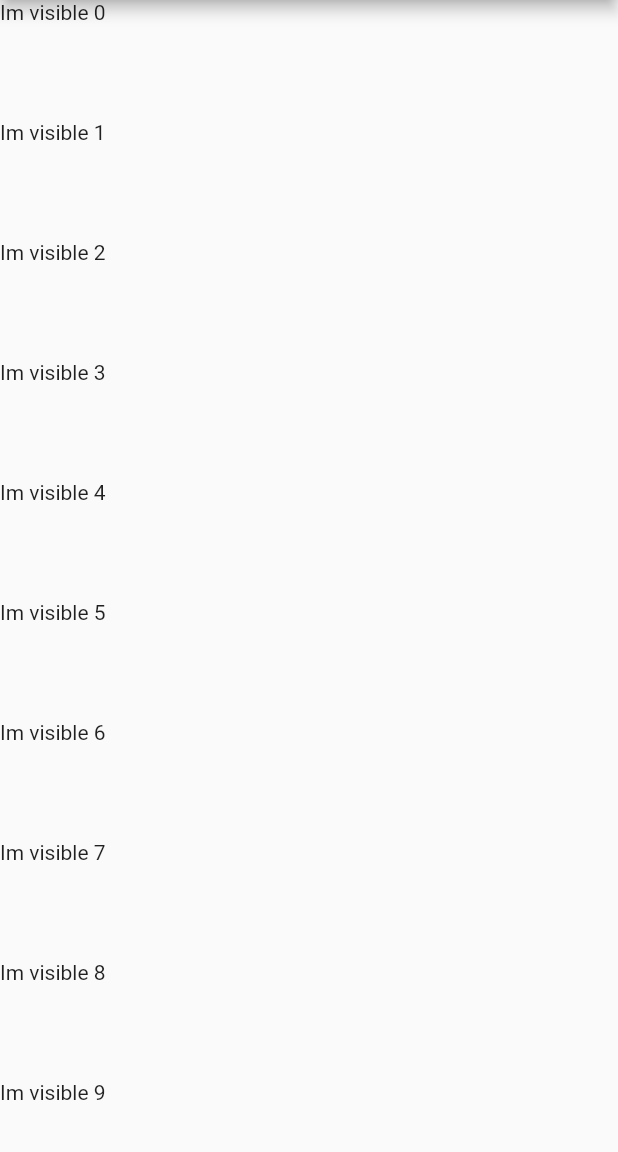
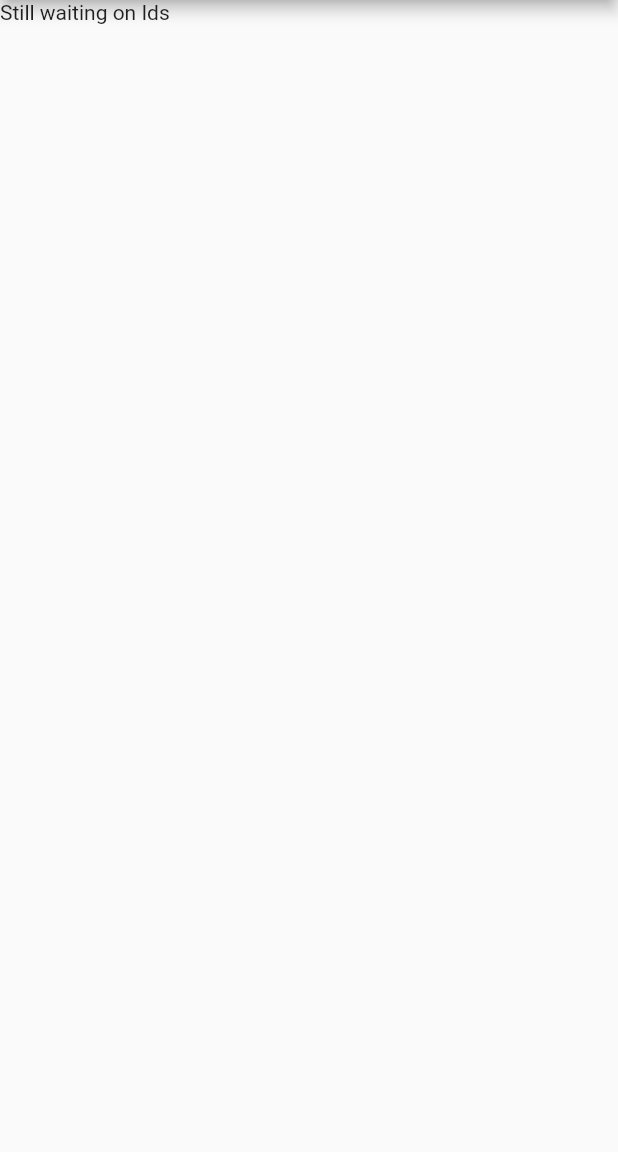
Before and after one commit to garciawell/flutteradvancedapp, a Flutter app: the screen it shows after launch, on a phone screen of 412 x 824 dp, the part 84-1236 px from its top. Run offline on Flutter 3.47's test engine with Material 2 defaults, Android fonts, the phone set to English and light mode, and no system bars; our stand-ins replace rxdart, sqflite; accounts and stored records are empty.

Commit message:
Creating bloc news list with provider

```diff
--- a/lib/src/app.dart
+++ b/lib/src/app.dart
@@ -1,11 +1,14 @@
 import 'package:flutter/material.dart';
 import 'screens/news_list.dart';
+import 'blocs/stories_provider.dart';
 
 class App extends StatelessWidget {
   Widget build(context) {
-    return MaterialApp(
-      title: 'News',
-      home: NewsList(),
+    return StoriesProvider(
+      child: MaterialApp(
+        title: 'News',
+        home: NewsList(),
+      ),
     );
   }
 }
--- /dev/null
+++ b/lib/src/blocs/stories_bloc.dart
@@ -0,0 +1,20 @@
+import 'package:rxdart/rxdart.dart';
+import '../models/item_model.dart';
+import '../resources/repository.dart';
+
+class StoriesBloc {
+  final _repository = Repository();
+  final _topIds = PublishSubject<List<int>>();
+
+  // Getter to Streams
+  Observable<List<int>> get topIds => _topIds.stream;
+
+  fetchTopIds() async {
+    final ids = await _repository.fetchTopIds();
+    _topIds.sink.add(ids);
+  }
+
+  dispose() {
+    _topIds.close();
+  }
+}
--- /dev/null
+++ b/lib/src/blocs/stories_provider.dart
@@ -0,0 +1,16 @@
+import 'package:flutter/material.dart';
+import 'stories_bloc.dart';
+
+class StoriesProvider extends InheritedWidget {
+  final StoriesBloc bloc;
+
+  StoriesProvider({Key key, Widget child})
+      : bloc = StoriesBloc(),
+        super(key: key, child: child);
+
+  bool updateShouldNotify(_) => true;
+
+  static StoriesBloc of(BuildContext context) {
+    return (context.dependOnInheritedWidgetOfExactType<StoriesProvider>()).bloc;
+  }
+}
--- a/lib/src/screens/news_list.dart
+++ b/lib/src/screens/news_list.dart
@@ -1,38 +1,33 @@
 import 'package:flutter/material.dart';
-import 'dart:async';
+import 'package:formflutter/src/blocs/stories_bloc.dart';
+import '../blocs/stories_provider.dart';
 
 class NewsList extends StatelessWidget {
   Widget build(context) {
+    final bloc = StoriesProvider.of(context);
+
     return Scaffold(
       appBar: AppBar(
         title: Text('Top News'),
       ),
-      body: buildList(),
+      body: buildList(bloc),
     );
   }
 
-  Widget buildList() {
-    return ListView.builder(
-        itemCount: 1000,
-        itemBuilder: (context, int index) {
-          return FutureBuilder(
-            future: getFuture(),
-            builder: (context, snapshot) {
-              return Container(
-                height: 80.0,
-                child: snapshot.hasData
-                    ? Text('Im visible $index')
-                    : Text('I havent fetched data yey $index'),
-              );
-            },
-          );
-        });
-  }
-
-  getFuture() {
-    return Future.delayed(
-      Duration(seconds: 2),
-      () => 'Hi',
+  Widget buildList(StoriesBloc bloc) {
+    return StreamBuilder(
+      stream: bloc.topIds,
+      builder: (context, snapshot) {
+        if (!snapshot.hasData) {
+          return Text('Still waiting on Ids');
+        }
+        return ListView.builder(
+          itemCount: snapshot.data.length,
+          itemBuilder: (contenxt, int index) {
+            return Text(snapshot.data[index]);
+          },
+        );
+      },
     );
   }
 }
```
